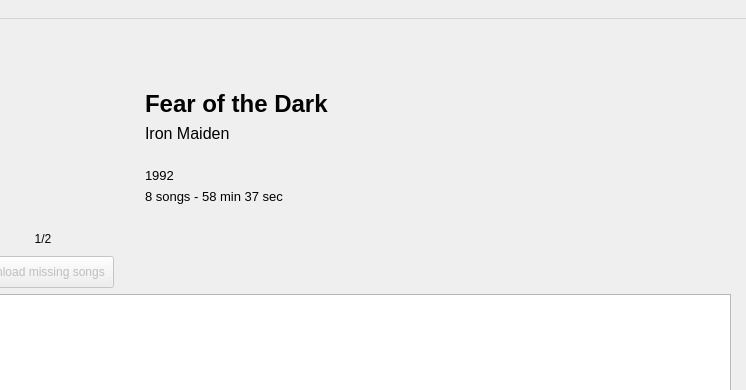
Before: the Qt Designer form res/ui/mainwindow.ui in Docheinstein/music-dragon, drawn with Qt 5; both pictures show x 218 to 964 and y 0 to 390 of the 964 by 693 pixel window.
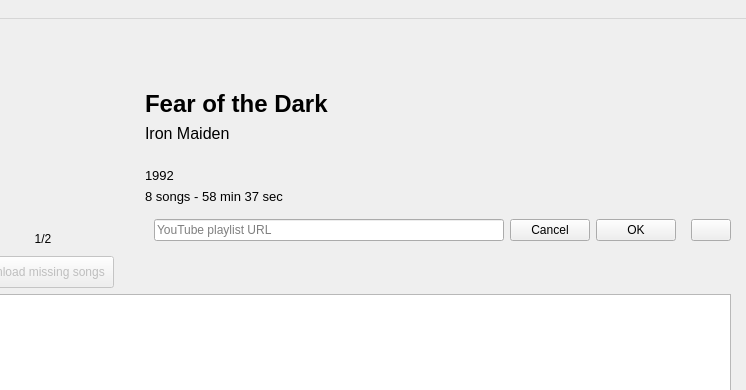
After: the same form once the commit is applied. Icons and pictures are not drawn. Custom widgets are drawn as their Qt base class.

Commit message: Implement manual setting of album youtube's playlist; try to fetch from playlist instead of ytmusic album (seems more reliable/official to me), use ytmusic album as fallback

The edit to the form file:
```diff
--- a/res/ui/mainwindow.ui
+++ b/res/ui/mainwindow.ui
@@ -634,35 +634,71 @@
                 </item>
                 <item>
                  <widget class="QWidget" name="widget" native="true">
-                  <property name="minimumSize">
-                   <size>
-                    <width>0</width>
-                    <height>40</height>
-                   </size>
-                  </property>
-                  <property name="maximumSize">
-                   <size>
-                    <width>16777215</width>
-                    <height>40</height>
-                   </size>
-                  </property>
+                  <layout class="QHBoxLayout" name="horizontalLayout_15">
+                   <property name="leftMargin">
+                    <number>0</number>
+                   </property>
+                   <property name="topMargin">
+                    <number>0</number>
+                   </property>
+                   <property name="rightMargin">
+                    <number>0</number>
+                   </property>
+                   <property name="bottomMargin">
+                    <number>0</number>
+                   </property>
+                   <item>
+                    <widget class="QWidget" name="albumLinkContainer" native="true">
+                     <layout class="QHBoxLayout" name="horizontalLayout_16">
+                      <item>
+                       <widget class="QLineEdit" name="albumLink">
+                        <property name="placeholderText">
+                         <string>YouTube playlist URL</string>
+                        </property>
+                       </widget>
+                      </item>
+                      <item>
+                       <widget class="QPushButton" name="albumLinkCancelButton">
+                        <property name="text">
+                         <string>Cancel</string>
+                        </property>
+                       </widget>
+                      </item>
+                      <item>
+                       <widget class="QPushButton" name="albumLinkOkButton">
+                        <property name="text">
+                         <string>OK</string>
+                        </property>
+                       </widget>
+                      </item>
+                     </layout>
+                    </widget>
+                   </item>
+                   <item>
+                    <widget class="QPushButton" name="albumLinkButton">
+                     <property name="toolTip">
+                      <string/>
+                     </property>
+                     <property name="text">
+                      <string/>
+                     </property>
+                     <property name="icon">
+                      <iconset resource="../res.qrc">
+                       <normaloff>:/images/link.png</normaloff>:/images/link.png</iconset>
+                     </property>
+                     <property name="iconSize">
+                      <size>
+                       <width>24</width>
+                       <height>24</height>
+                      </size>
+                     </property>
+                    </widget>
+                   </item>
+                  </layout>
                  </widget>
                 </item>
                </layout>
               </item>
-              <item>
-               <spacer name="horizontalSpacer">
-                <property name="orientation">
-                 <enum>Qt::Horizontal</enum>
-                </property>
-                <property name="sizeHint" stdset="0">
-                 <size>
-                  <width>40</width>
-                  <height>20</height>
-                 </size>
-                </property>
-               </spacer>
-              </item>
              </layout>
             </item>
             <item>
```
Left out of the diff: 1 changed line with no effect on the pictures. The commit also changes 9 other files.
